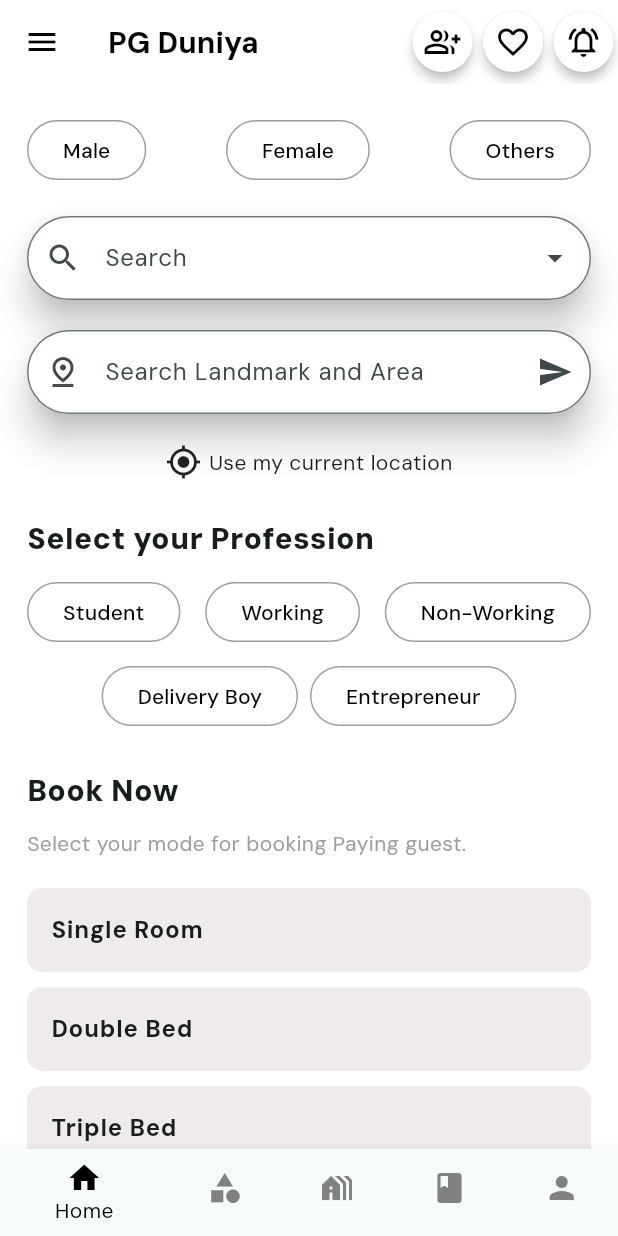
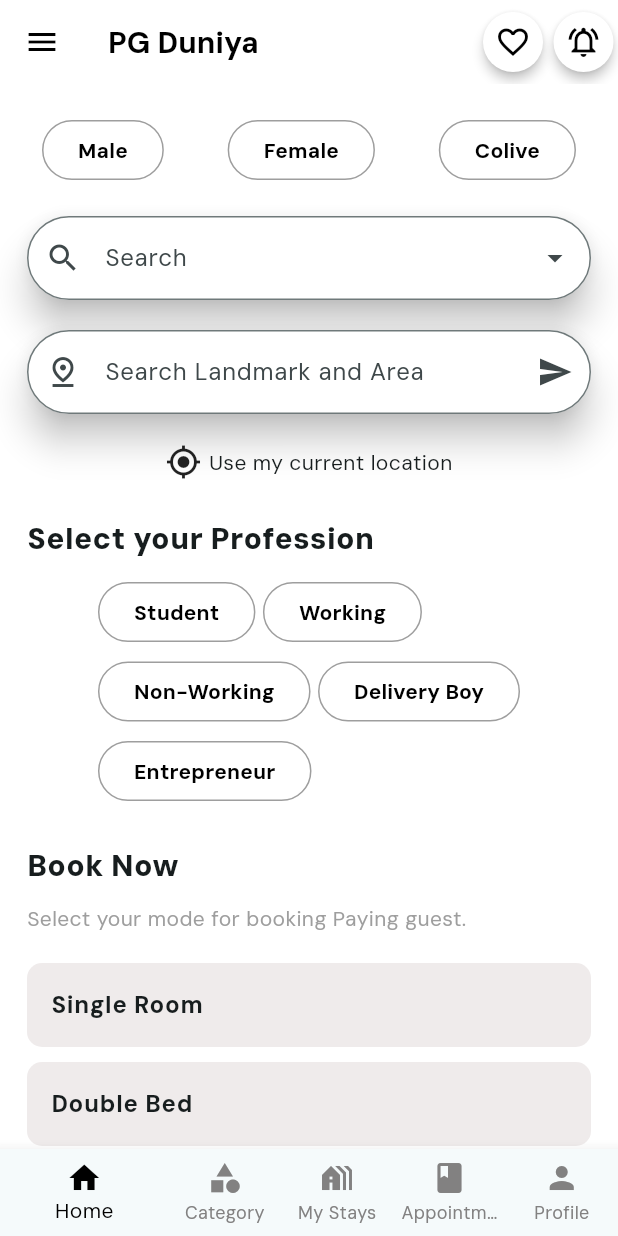
Before and after one commit to adahaggarwal/repdun, a Flutter app: the Pgduniya screen opened directly, on a phone screen of 412 x 824 dp. Run offline on Flutter 3.47's test engine with Material 3 defaults, Android fonts, the phone set to English and light mode, and no system bars; our stand-ins replace fluttertoast.

Commit message:
selection made better

```diff
--- a/lib/screens/appointments.dart
+++ b/lib/screens/appointments.dart
@@ -1,6 +1,5 @@
 import 'package:flutter/material.dart';
 import 'package:repdun/widgets/_buildAppBar.dart';
-import 'package:repdun/widgets/headText.dart';
 
 class Appointments extends StatefulWidget {
 
--- a/lib/screens/pgduniya.dart
+++ b/lib/screens/pgduniya.dart
@@ -3,6 +3,7 @@
 import 'package:repdun/screens/discover.dart';
 import 'package:repdun/widgets/CustomBottomNavBar.dart';
 import 'package:repdun/widgets/_buildAppBar.dart';
+import 'package:repdun/widgets/outlinedbtn.dart';
 
 class Pgduniya extends StatefulWidget {
   Pgduniya({Key? key}) : super(key: key);
@@ -12,13 +13,31 @@
 }
 
 class _PgduniyaState extends State<Pgduniya> {
-  int _selectedIndex = 0; // For the Bottom Navigation Bar
+  int _selectedIndex = 0;
   int? selectedTileIndex;
+  int? _selectedButtonIndex;
+  int ? profind;
+
+  void _onButtonPressed(int index) { //gender
+    setState(() {
+      _selectedButtonIndex = index;
+    });
+  }
+  void profselected(int index){
+    setState(() {
+      profind=index; // profession
+
+    });
+  }
 
   void _onItemTapped(int index) {
     setState(() {
       _selectedIndex = index;
     });
+  }
+
+  bool _isProceedEnabled() {
+    return _selectedButtonIndex != null && profind != null;
   }
 
   @override
@@ -36,20 +55,23 @@
                 Row(
                   mainAxisAlignment: MainAxisAlignment.spaceBetween,
                   children: [
-                    OutlinedButton(
-                      onPressed: () {},
-                      child: Text("Male", style: TextStyle(color: Colors.black)),
-                      style: OutlinedButton.styleFrom(side: BorderSide(color: Colors.grey)),
+                    CustomOutlinedButton(
+                      text: "Male",
+                      onPressed: () => _onButtonPressed(0),
+                      borderRadius: 20,
+                      isSelected: _selectedButtonIndex == 0,
                     ),
-                    OutlinedButton(
-                      onPressed: () {},
-                      child: Text("Female", style: TextStyle(color: Colors.black)),
-                      style: OutlinedButton.styleFrom(side: BorderSide(color: Colors.grey)),
+                    CustomOutlinedButton(
+                      text: "Female",
+                      onPressed: () => _onButtonPressed(1),
+                      borderRadius: 20,
+                      isSelected: _selectedButtonIndex == 1,
                     ),
-                    OutlinedButton(
-                      onPressed: () {},
-                      child: Text("Others", style: TextStyle(color: Colors.black)),
-                      style: OutlinedButton.styleFrom(side: BorderSide(color: Colors.grey)),
+                    CustomOutlinedButton(
+                      text: "Colive",
+                      onPressed: () => _onButtonPressed(2),
+                      borderRadius: 20,
+                      isSelected: _selectedButtonIndex == 2,
                     ),
                   ],
                 ),
@@ -62,9 +84,9 @@
                     decoration: InputDecoration(
                       hintText: "Search",
                       prefixIcon: Icon(Icons.search),
-                      suffixIcon: Container(
-                        child: Icon(Icons.arrow_drop_down)),
-                      border: OutlineInputBorder(borderRadius: BorderRadius.circular(30)),
+                      suffixIcon: Container(child: Icon(Icons.arrow_drop_down)),
+                      border: OutlineInputBorder(
+                          borderRadius: BorderRadius.circular(30)),
                     ),
                   ),
                 ),
@@ -78,7 +100,8 @@
                       hintText: "Search Landmark and Area",
                       prefixIcon: Icon(Icons.pin_drop_outlined),
                       suffixIcon: Icon(Icons.send),
-                      border: OutlineInputBorder(borderRadius: BorderRadius.circular(30)),
+                      border: OutlineInputBorder(
+                          borderRadius: BorderRadius.circular(30)),
                     ),
                   ),
                 ),
@@ -100,40 +123,40 @@
                   ),
                 ),
                 SizedBox(height: 10),
-                Row(
-                  mainAxisAlignment: MainAxisAlignment.spaceBetween,
+                Wrap(
+                  alignment: WrapAlignment.start,
+                  spacing: -15.0, // Horizontal space between buttons
+                  runSpacing: 5.0, // Vertical space between lines
                   children: [
-                    OutlinedButton(
-                      onPressed: () {},
-                      child: Text("Student", style: TextStyle(color: Colors.black)),
-                      style: OutlinedButton.styleFrom(side: BorderSide(color: Colors.grey)),
+                    CustomOutlinedButton(
+                      text: "Student",
+                      onPressed: () => profselected(3),
+                      borderRadius: 20,
+                      isSelected: profind == 3,
                     ),
-                    OutlinedButton(
-                      onPressed: () {},
-                      child: Text("Working", style: TextStyle(color: Colors.black)),
-                      style: OutlinedButton.styleFrom(side: BorderSide(color: Colors.grey)),
+                    CustomOutlinedButton(
+                      text: "Working",
+                      onPressed: () => profselected(4),
+                      borderRadius: 20,
+                      isSelected: profind == 4,
                     ),
-                    OutlinedButton(
-                      onPressed: () {},
-                      child: Text("Non-Working", style: TextStyle(color: Colors.black)),
-                      style: OutlinedButton.styleFrom(side: BorderSide(color: Colors.grey)),
+                    CustomOutlinedButton(
+                      text: "Non-Working",
+                      onPressed: () => profselected(5),
+                      borderRadius: 20,
+                      isSelected: profind == 5,
                     ),
-                  ],
-                ),
-                SizedBox(height: 8),
-                Row(
-                  mainAxisAlignment: MainAxisAlignment.center,
-                  children: [
-                    OutlinedButton(
-                      onPressed: () {},
-                      child: Text("Delivery Boy", style: TextStyle(color: Colors.black)),
-                      style: OutlinedButton.styleFrom(side: BorderSide(color: Colors.grey)),
+                    CustomOutlinedButton(
+                      text: "Delivery Boy",
+                      onPressed: () => profselected(6),
+                      borderRadius: 20,
+                      isSelected: profind == 6,
                     ),
-                    SizedBox(width: 8),
-                    OutlinedButton(
-                      onPressed: () {},
-                      child: Text("Entrepreneur", style: TextStyle(color: Colors.black)),
-                      style: OutlinedButton.styleFrom(side: BorderSide(color: Colors.grey)),
+                    CustomOutlinedButton(
+                      text: "Entrepreneur",
+                      onPressed: () => profselected(7),
+                      borderRadius: 20,
+                      isSelected: profind == 7,
                     ),
                   ],
                 ),
@@ -163,20 +186,26 @@
                 _buildListTile("Multiple Sharing", 3),
                 SizedBox(height: 30),
                 ElevatedButton(
-                  onPressed: () {
+                  onPressed: _isProceedEnabled() ? () {
                     try {
-                      Navigator.push(context, MaterialPageRoute(builder: (context) => Discover()));
+                      Navigator.push(context,
+                          MaterialPageRoute(builder: (context) => Discover()));
                     } catch (e) {
                       print('Navigation error: $e'); // Handle the error appropriately
                     }
-                  },
+                  } : null, // Disable button if conditions are not met
                   child: Text(
                     "Proceed",
-                    style: TextStyle(color: Colors.white, fontWeight: FontWeight.w900, fontSize: 15),
+                    style: TextStyle(
+                        color: Colors.white,
+                        fontWeight: FontWeight.w900,
+                        fontSize: 15),
                   ),
                   style: ElevatedButton.styleFrom(
-                    padding: EdgeInsets.symmetric(horizontal: 140, vertical: 18),
-                    shape: RoundedRectangleBorder(borderRadius: BorderRadius.circular(10)),
+                    padding:
+                        EdgeInsets.symmetric(horizontal: 140, vertical: 18),
+                    shape: RoundedRectangleBorder(
+                        borderRadius: BorderRadius.circular(10)),
                     backgroundColor: darkGray,
                   ),
                 ),
@@ -206,6 +235,4 @@
       shape: RoundedRectangleBorder(borderRadius: BorderRadius.circular(10)),
     );
   }
-
-
 }
--- a/lib/widgets/CustomBottomNavBar.dart
+++ b/lib/widgets/CustomBottomNavBar.dart
@@ -40,7 +40,7 @@
       ],
       selectedItemColor: const Color.fromARGB(255, 0, 0, 0),
       unselectedItemColor: const Color.fromARGB(255, 130, 129, 129),
-      showUnselectedLabels: false,
+      showUnselectedLabels: true,
     );
   }
 }
--- a/lib/widgets/_buildAppBar.dart
+++ b/lib/widgets/_buildAppBar.dart
@@ -13,7 +13,7 @@
       elevation: 0,
       leading: Icon(Icons.menu, color: Colors.black),
       actions: [
-        IconWithBackground(icon: Icons.group_add_outlined),
+
         SizedBox(width: 1),
         IconWithBackground(icon: Icons.favorite_border_outlined),
         SizedBox(width: 1),
--- a/lib/widgets/outlinedbtn.dart
+++ b/lib/widgets/outlinedbtn.dart
@@ -1,4 +1,5 @@
 import 'package:flutter/material.dart';
+import 'package:repdun/constants/color.dart';
 
 class CustomOutlinedButton extends StatelessWidget {
   final String text;
@@ -10,6 +11,7 @@
   final FontWeight fontWeight;
   final Widget? leadingIcon;
   final Color backgroundColor;
+  final bool isSelected; // New parameter for selected state
 
   const CustomOutlinedButton({
     Key? key,
@@ -22,6 +24,7 @@
     this.elevation = 10.0,
     this.backgroundColor = Colors.white,
     this.fontWeight = FontWeight.w700,
+    this.isSelected = false, // Default is unselected
   }) : super(key: key);
 
   @override
@@ -30,10 +33,9 @@
       padding: EdgeInsets.symmetric(horizontal: 10),
       child: OutlinedButton(
         onPressed: onPressed,
-
         style: OutlinedButton.styleFrom(
           side: BorderSide(color: borderColor),
-          backgroundColor: backgroundColor,
+          backgroundColor: isSelected ? darkGray : backgroundColor,
           elevation: elevation,
           shape: RoundedRectangleBorder(
             borderRadius: BorderRadius.circular(borderRadius),
@@ -48,7 +50,10 @@
             ],
             Text(
               text,
-              style: TextStyle(color: textColor, fontWeight: fontWeight),
+              style: TextStyle(
+                color: isSelected ? Colors.white : textColor,
+                fontWeight: fontWeight,
+              ),
             ),
           ],
         ),
```
